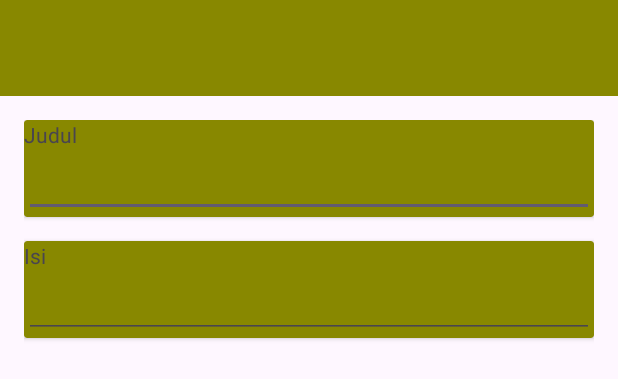
After one commit to maszhar/catatan-cepat, an Android app: the layout activity_note_editor.xml on its own in the app's theme, with its tools: preview values and no code run, on a phone screen of 412 x 824 dp. The commit adds this screen. Shown: the top 379 px of the screen. Run offline under Robolectric (Android 15) with nearby library versions, the phone set to English and light mode, and no system bars.

Commit message:
feat: note editor ui

```diff
--- a/app/src/main/AndroidManifest.xml
+++ b/app/src/main/AndroidManifest.xml
@@ -1,6 +1,6 @@
 <?xml version="1.0" encoding="utf-8"?>
 <manifest xmlns:android="http://schemas.android.com/apk/res/android"
-    xmlns:tools="http://schemas.android.com/tools">
+    xmlns:tools="http://schemas.android.com/tools" >
 
     <application
         android:allowBackup="true"
@@ -11,10 +11,13 @@
         android:roundIcon="@mipmap/ic_launcher_round"
         android:supportsRtl="true"
         android:theme="@style/Theme.CatatanCepat"
-        tools:targetApi="31">
+        tools:targetApi="31" >
         <activity
-            android:name=".NoteListActivity"
-            android:exported="true">
+            android:name=".editor.NoteEditorActivity"
+            android:exported="false" />
+        <activity
+            android:name=".list.NoteListActivity"
+            android:exported="true" >
             <intent-filter>
                 <action android:name="android.intent.action.MAIN" />
 
--- a/app/src/main/java/com/maszhar/catatancepat/NoteListActivity.kt
+++ b/app/src/main/java/com/maszhar/catatancepat/editor/NoteEditorActivity.kt
@@ -1,16 +1,17 @@
-package com.maszhar.catatancepat
+package com.maszhar.catatancepat.editor
 
 import android.os.Bundle
 import androidx.activity.enableEdgeToEdge
 import androidx.appcompat.app.AppCompatActivity
 import androidx.core.view.ViewCompat
 import androidx.core.view.WindowInsetsCompat
+import com.maszhar.catatancepat.R
 
-class NoteListActivity : AppCompatActivity() {
+class NoteEditorActivity : AppCompatActivity() {
     override fun onCreate(savedInstanceState: Bundle?) {
         super.onCreate(savedInstanceState)
         enableEdgeToEdge()
-        setContentView(R.layout.activity_note_list)
+        setContentView(R.layout.activity_note_editor)
         ViewCompat.setOnApplyWindowInsetsListener(findViewById(R.id.main)) { v, insets ->
             val systemBars = insets.getInsets(WindowInsetsCompat.Type.systemBars())
             v.setPadding(systemBars.left, systemBars.top, systemBars.right, systemBars.bottom)
--- /dev/null
+++ b/app/src/main/java/com/maszhar/catatancepat/list/NoteListActivity.kt
@@ -0,0 +1,35 @@
+package com.maszhar.catatancepat.list
+
+import android.content.Intent
+import android.os.Bundle
+import androidx.activity.enableEdgeToEdge
+import androidx.appcompat.app.AppCompatActivity
+import androidx.core.view.ViewCompat
+import androidx.core.view.WindowInsetsCompat
+import androidx.databinding.DataBindingUtil
+import com.maszhar.catatancepat.R
+import com.maszhar.catatancepat.databinding.ActivityNoteListBinding
+import com.maszhar.catatancepat.editor.NoteEditorActivity
+
+class NoteListActivity : AppCompatActivity() {
+    override fun onCreate(savedInstanceState: Bundle?) {
+        super.onCreate(savedInstanceState)
+        enableEdgeToEdge()
+
+        // get activity binding
+        val binding: ActivityNoteListBinding = DataBindingUtil.setContentView(this, R.layout.activity_note_list)
+
+        ViewCompat.setOnApplyWindowInsetsListener(binding.main) { v, insets ->
+            val systemBars = insets.getInsets(WindowInsetsCompat.Type.systemBars())
+            v.setPadding(systemBars.left, systemBars.top, systemBars.right, systemBars.bottom)
+            insets
+        }
+
+        // configure on create button clicked
+        binding.addNoteButton.setOnClickListener {
+            // open note editor
+            val intent = Intent(this, NoteEditorActivity::class.java)
+            startActivity(intent)
+        }
+    }
+}
--- /dev/null
+++ b/app/src/main/res/layout/activity_note_editor.xml
@@ -0,0 +1,98 @@
+<?xml version="1.0" encoding="utf-8"?>
+<layout xmlns:android="http://schemas.android.com/apk/res/android"
+    xmlns:app="http://schemas.android.com/apk/res-auto"
+    xmlns:tools="http://schemas.android.com/tools">
+
+    <androidx.coordinatorlayout.widget.CoordinatorLayout
+        android:layout_width="match_parent"
+        android:layout_height="match_parent"
+        tools:context=".editor.NoteEditorActivity">
+
+        <com.google.android.material.appbar.AppBarLayout
+            android:layout_width="match_parent"
+            android:layout_height="wrap_content">
+
+            <androidx.appcompat.widget.Toolbar
+                android:layout_width="match_parent"
+                android:layout_height="?attr/actionBarSize"
+                android:background="#888800"
+                tools:title="Catatan 1..." />
+        </com.google.android.material.appbar.AppBarLayout>
+
+        <androidx.constraintlayout.widget.ConstraintLayout
+            android:id="@+id/main"
+            android:layout_width="match_parent"
+            android:layout_height="match_parent"
+            android:padding="16dp"
+            app:layout_behavior="com.google.android.material.appbar.AppBarLayout$ScrollingViewBehavior">
+
+            <androidx.cardview.widget.CardView
+                android:id="@+id/title_layout"
+                android:layout_width="0dp"
+                android:layout_height="wrap_content"
+                android:backgroundTint="#888800"
+                app:layout_constraintEnd_toEndOf="parent"
+                app:layout_constraintStart_toStartOf="parent"
+                app:layout_constraintTop_toTopOf="parent">
+
+                <androidx.constraintlayout.widget.ConstraintLayout
+                    android:layout_width="match_parent"
+                    android:layout_height="wrap_content">
+
+                    <TextView
+                        android:id="@+id/title_label"
+                        android:layout_width="0dp"
+                        android:layout_height="wrap_content"
+                        android:text="Judul"
+                        app:layout_constraintEnd_toEndOf="parent"
+                        app:layout_constraintStart_toStartOf="parent"
+                        app:layout_constraintTop_toTopOf="parent" />
+
+                    <EditText
+                        android:id="@+id/title_edittext"
+                        android:layout_width="0dp"
+                        android:layout_height="wrap_content"
+                        android:inputType="textCapWords"
+                        android:maxLines="1"
+                        app:layout_constraintEnd_toEndOf="parent"
+                        app:layout_constraintStart_toStartOf="parent"
+                        app:layout_constraintTop_toBottomOf="@id/title_label" />
+                </androidx.constraintlayout.widget.ConstraintLayout>
+            </androidx.cardview.widget.CardView>
+
+            <androidx.cardview.widget.CardView
+                android:id="@+id/content_layout"
+                android:layout_width="0dp"
+                android:layout_height="wrap_content"
+                android:layout_marginTop="16dp"
+                android:backgroundTint="#888800"
+                app:layout_constraintEnd_toEndOf="parent"
+                app:layout_constraintStart_toStartOf="parent"
+                app:layout_constraintTop_toBottomOf="@id/title_layout">
+
+                <androidx.constraintlayout.widget.ConstraintLayout
+                    android:layout_width="match_parent"
+                    android:layout_height="wrap_content">
+
+                    <TextView
+                        android:id="@+id/content_label"
+                        android:layout_width="0dp"
+                        android:layout_height="wrap_content"
+                        android:text="Isi"
+                        app:layout_constraintEnd_toEndOf="parent"
+                        app:layout_constraintStart_toStartOf="parent"
+                        app:layout_constraintTop_toTopOf="parent" />
+
+                    <EditText
+                        android:id="@+id/content_edittext"
+                        android:layout_width="0dp"
+                        android:layout_height="wrap_content"
+                        android:maxLines="1000"
+                        app:layout_constraintEnd_toEndOf="parent"
+                        app:layout_constraintStart_toStartOf="parent"
+                        app:layout_constraintTop_toBottomOf="@id/content_label" />
+                </androidx.constraintlayout.widget.ConstraintLayout>
+            </androidx.cardview.widget.CardView>
+        </androidx.constraintlayout.widget.ConstraintLayout>
+    </androidx.coordinatorlayout.widget.CoordinatorLayout>
+</layout>
--- a/app/src/main/res/layout/activity_note_list.xml
+++ b/app/src/main/res/layout/activity_note_list.xml
@@ -4,9 +4,10 @@
     xmlns:tools="http://schemas.android.com/tools">
 
     <androidx.coordinatorlayout.widget.CoordinatorLayout
+        android:id="@+id/main"
         android:layout_width="match_parent"
         android:layout_height="match_parent"
-        tools:context=".NoteListActivity">
+        tools:context=".list.NoteListActivity">
 
         <com.google.android.material.appbar.AppBarLayout
             android:layout_width="match_parent"
@@ -20,7 +21,6 @@
         </com.google.android.material.appbar.AppBarLayout>
 
         <androidx.constraintlayout.widget.ConstraintLayout
-            android:id="@+id/main"
             android:layout_width="match_parent"
             android:layout_height="match_parent"
             app:layout_behavior="com.google.android.material.appbar.AppBarLayout$ScrollingViewBehavior">
```
